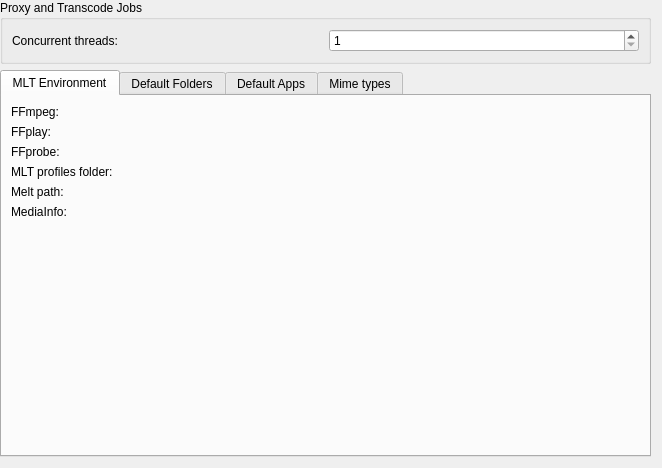
The window that src/ui/configenv_ui.ui (KDE/kdenlive) describes before a commit, drawn with Qt 5.
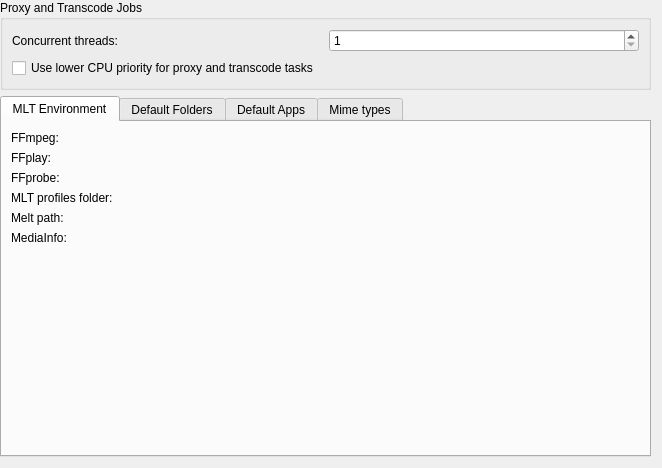
The same window after the commit. Custom widgets are drawn as their Qt base class.

Commit message:
Lower proxy rendering priority
This adds a Kdenlive setting to lower the priority of the proxy rendering QProcess. This helps keep the main UI responsive when proxies are rendering.

One problem is that setting the niceness this way only works on Unix. I'm not sure how to do the same on Windows so any tips there would be appreciated. (I also can't build Kdenlive on Windows.)

```diff
--- a/src/ui/configenv_ui.ui
+++ b/src/ui/configenv_ui.ui
@@ -43,6 +43,13 @@
         </property>
        </widget>
       </item>
+      <item row="1" column="0" colspan="2">
+       <widget class="QCheckBox" name="kcfg_nice_tasks">
+        <property name="text">
+         <string>Use lower CPU priority for proxy and transcode tasks</string>
+        </property>
+       </widget>
+      </item>
      </layout>
     </widget>
    </item>
```
The commit also changes 5 other files.
